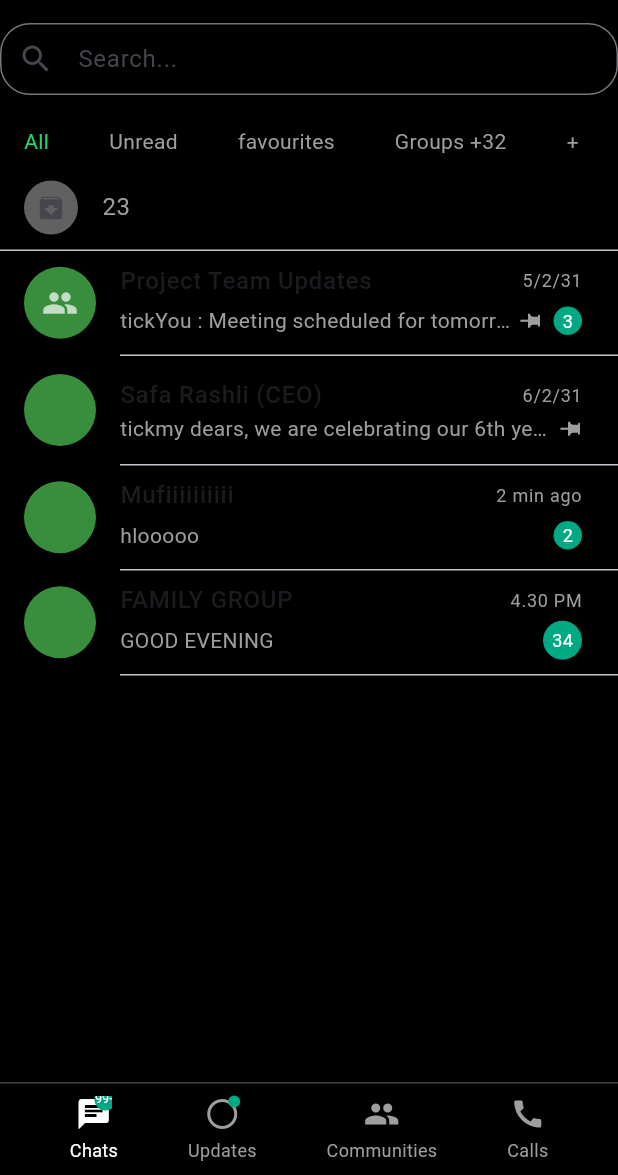
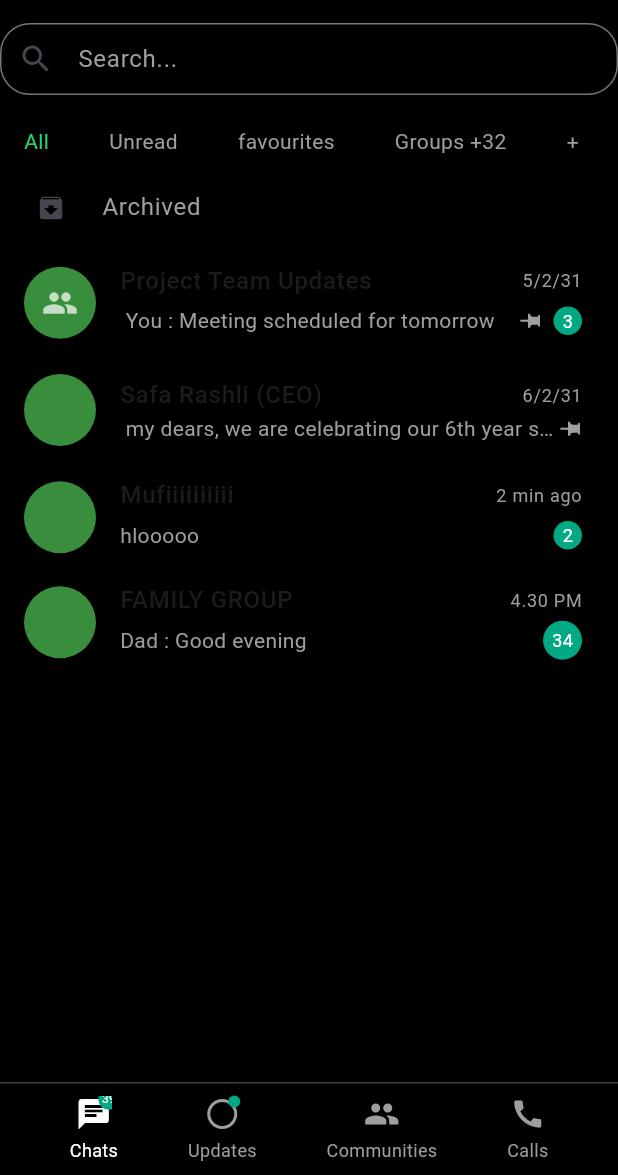
Before and after one commit to safarashlimp/whats_app_clone, a Flutter app: the screen it shows after launch, on a phone screen of 412 x 824 dp, the part 61-1236 px from its top. Run offline on Flutter 3.47's test engine with Material 3 defaults, Android fonts, the phone set to English and light mode, and no system bars.

Commit message:
added minor changes

```diff
--- a/lib/dummydata/chat.dart
+++ b/lib/dummydata/chat.dart
@@ -40,7 +40,7 @@ class chat {
     ),
     User(
       name: "FAMILY GROUP",
-      message: "GOOD EVENING",
+      message: "Dad : Good evening",
       time: "4.30 PM",
       isPinned: false,
       unreadCount: 34,
--- a/lib/pages/home_view.dart
+++ b/lib/pages/home_view.dart
@@ -129,7 +129,7 @@ class _HomeViewState extends State<HomeView>
             TextField(
               controller: textcontroller,
               decoration: InputDecoration(
-                hintText: 'Search...',
+                hintText: 'Search...',hintStyle: TextStyle(color: IColors.grey),
                 prefixIcon: const Icon(
                     Icons.search), // Search icon inside the TextField
                 border: OutlineInputBorder(
@@ -150,7 +150,7 @@ class _HomeViewState extends State<HomeView>
                   const SizedBox(
                     width: 8,
                   ),
-                  _buildcategories('Unread'),
+                  _buildcategories('Unread',isSelected: false,isGreen: false),
                   const SizedBox(
                     width: 8,
                   ),
@@ -169,25 +169,26 @@ class _HomeViewState extends State<HomeView>
             ListTile(
               leading: Container(
                 padding: const EdgeInsets.all(8),
-                decoration: BoxDecoration(
-                    color: Colors.grey[700], shape: BoxShape.circle),
+                decoration: const BoxDecoration(
+                    color: Colors.black, shape: BoxShape.circle),
                 child: const Icon(
                   Icons.archive,
                   size: 20,
                 ),
               ),
               title: const Text(
-                "23",
+                "Archived",
                 style: TextStyle(color: Colors.grey),
               ),
             ),
             const Divider(
-              height: 1,
+              height: 1,color: Colors.transparent,
             ),
             Expanded(child: ListView.builder(itemCount: chat.users.length,itemBuilder: (context, index) {
               return Column(
                 children: [
                   ListTile(
+
                     leading: CircleAvatar(
                       radius: 24,
                       backgroundColor: Colors.green[700],
@@ -217,7 +218,7 @@ class _HomeViewState extends State<HomeView>
                       children: [
                         if (index < 2)
                           const Text(
-                            "tick",
+                            " ",
                             style: TextStyle(color: IColors.grey),
                           ),
                         Expanded(
@@ -248,7 +249,8 @@ class _HomeViewState extends State<HomeView>
 
 
                   ),
-                  const Divider(height: 1, indent: 80),
+
+                  const Divider(height: 1, indent: 80,color: Colors.transparent,),
                 ],
               );
             })),
@@ -278,23 +280,8 @@ class _HomeViewState extends State<HomeView>
   }
 
 
-   Widget _buildFilterChip(String label, {bool isSelected = false, bool isGreen = false}) {
-    return Container(
-      padding: const EdgeInsets.symmetric(horizontal: 16, vertical: 6),
-      decoration: BoxDecoration(
-        color: isSelected
-            ? (isGreen ? const Color(0xFF00A884) : Colors.grey[700])
-            : Colors.transparent,
-        borderRadius: BorderRadius.circular(20),
-      ),
-      child: Text(
-        label,
-        style: TextStyle(
-          color: isSelected ? Colors.white : Colors.grey,
-        ),
-      ),
-    );
-  }
+
+
 
   Widget _buildNavItem(IconData icon, String label, bool isActive, {bool hasNotification = false, bool hasUpdateDot = false}) {
     return Column(
@@ -321,7 +308,7 @@ class _HomeViewState extends State<HomeView>
                     minHeight: 14,
                   ),
                   child: const Text(
-                    "99+",
+                    "39",
                     style: TextStyle(
                       color: Colors.white,
                       fontSize: 8,
@@ -334,13 +321,15 @@ class _HomeViewState extends State<HomeView>
               Positioned(
                 right: 0,
                 top: 0,
-                child: Container(
+                child: Stack(children: [
+                  Container(
                     width: 8,
                     height: 8,
                     decoration: const BoxDecoration(
                       color: Color(0xFF00A884),
                       shape: BoxShape.circle,
                     ),
+                  ),]
                 ),
               ),
           ],
@@ -374,6 +363,7 @@ class _HomeViewState extends State<HomeView>
         data,
         style: TextStyle(color: isSelected ? IColors.lightGreen : IColors.grey),
       ),
+
     );
 
   }
```
Lines whose indentation alone changed are shown as unchanged.
